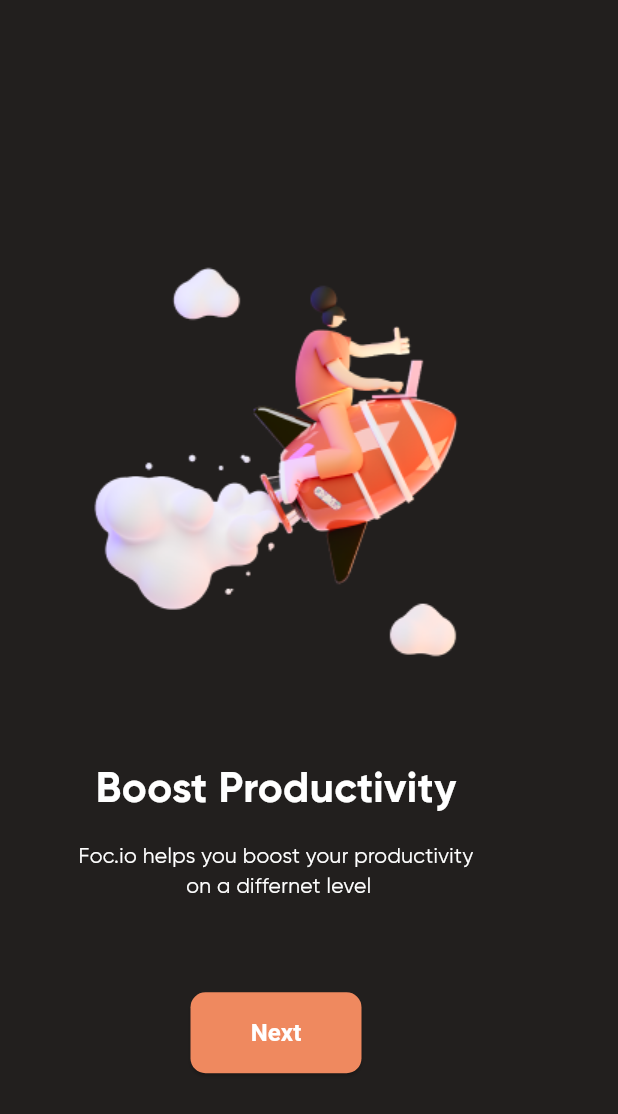
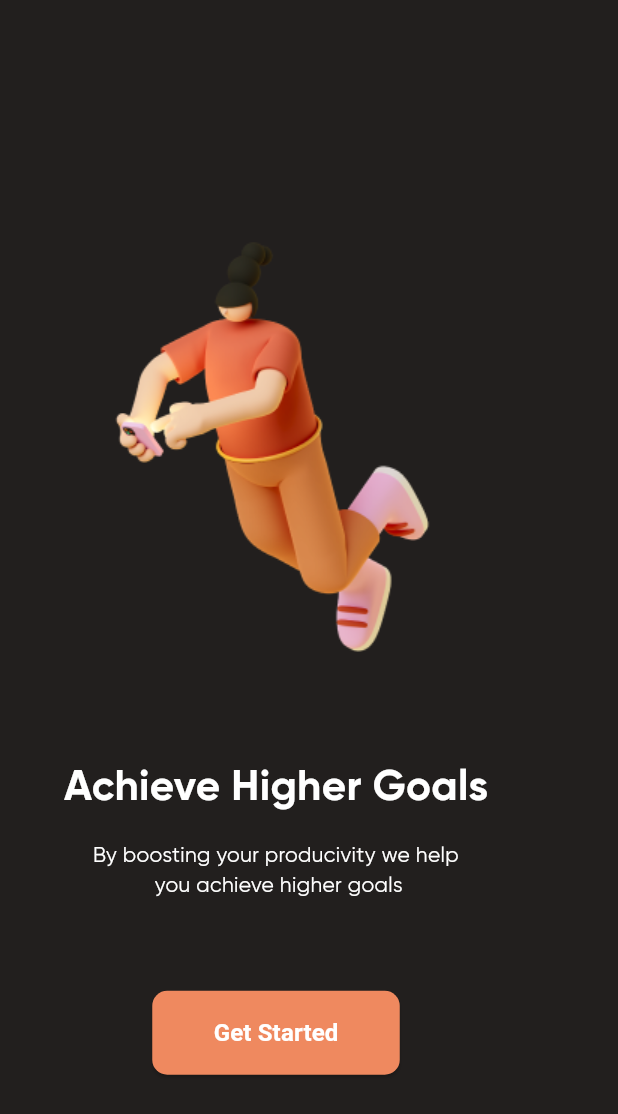
Before and after one commit to AlaaSharshera/onbording_screens, a Flutter app: the screen it shows after launch, on a phone screen of 412 x 824 dp. Shown: the top 1114 px of the screen. Run offline on Flutter 3.47's test engine with Material 3 defaults, Android fonts, the phone set to English and light mode, and no system bars.

Commit message:
Update Project

```diff
--- /dev/null
+++ b/onboarding_screens/lib/components/custom_boldtext.dart
@@ -0,0 +1,15 @@
+import 'package:flutter/material.dart';
+
+class CustomBoldText extends StatelessWidget {
+  CustomBoldText(this.text, {super.key});
+  String? text;
+
+  @override
+  Widget build(BuildContext context) {
+    return Text(
+      text!,
+      style: const TextStyle(
+          color: Colors.white, fontSize: 28, fontFamily: "Gilroy"),
+    );
+  }
+}
--- /dev/null
+++ b/onboarding_screens/lib/components/custom_button.dart
@@ -0,0 +1,33 @@
+import 'package:flutter/material.dart';
+
+class CustomButton extends StatelessWidget {
+  CustomButton(this.width, this.height, this.text, this.ontap, {super.key});
+  String? text;
+  double? height;
+  double? width;
+  VoidCallback? ontap;
+
+  @override
+  Widget build(BuildContext context) {
+    return SizedBox(
+      width: width!,
+      height: height!,
+      child: ElevatedButton(
+        onPressed: ontap!,
+        style: ButtonStyle(
+          backgroundColor: const MaterialStatePropertyAll(Color(0xffEF895F)),
+          shape: MaterialStatePropertyAll(
+            RoundedRectangleBorder(
+              borderRadius: BorderRadius.circular(10),
+            ),
+          ),
+        ),
+        child: Text(
+          text!,
+          style: const TextStyle(
+              fontWeight: FontWeight.bold, fontSize: 16, color: Colors.white),
+        ),
+      ),
+    );
+  }
+}
--- /dev/null
+++ b/onboarding_screens/lib/components/custom_regulartext.dart
@@ -0,0 +1,15 @@
+import 'package:flutter/material.dart';
+
+class CustomRegularText extends StatelessWidget {
+  CustomRegularText(this.text, {super.key});
+  String? text;
+  @override
+  Widget build(BuildContext context) {
+    return Text(
+      text!,
+      textAlign: TextAlign.center,
+      style: const TextStyle(
+          color: Colors.white, fontSize: 14, fontFamily: "Gilroy Regular"),
+    );
+  }
+}
--- a/onboarding_screens/lib/main.dart
+++ b/onboarding_screens/lib/main.dart
@@ -1,5 +1,7 @@
 import 'package:flutter/material.dart';
 import 'package:onboarding_screens/onboarding_screens/first_screen.dart';
+import 'package:onboarding_screens/onboarding_screens/second_screen.dart';
+import 'package:onboarding_screens/onboarding_screens/third_screen.dart';
 
 void main() {
   runApp(const OnBoarding());
@@ -12,7 +14,7 @@ class OnBoarding extends StatelessWidget {
   Widget build(BuildContext context) {
     return const MaterialApp(
       debugShowCheckedModeBanner: false,
-      home: FirstScreen(),
+      home: ThirdScreen(),
     );
   }
 }
--- a/onboarding_screens/lib/onboarding_screens/first_screen.dart
+++ b/onboarding_screens/lib/onboarding_screens/first_screen.dart
@@ -1,4 +1,7 @@
 import 'package:flutter/material.dart';
+import 'package:onboarding_screens/components/custom_boldtext.dart';
+import 'package:onboarding_screens/components/custom_button.dart';
+import 'package:onboarding_screens/components/custom_regulartext.dart';
 
 class FirstScreen extends StatelessWidget {
   const FirstScreen({super.key});
@@ -18,47 +21,16 @@ class FirstScreen extends StatelessWidget {
           const SizedBox(
             height: 30,
           ),
-          const Text(
-            "Boost Productivity",
-            style: TextStyle(
-                color: Colors.white, fontSize: 28, fontFamily: "Gilroy"),
-          ),
+          CustomBoldText("Boost Productivity"),
           const SizedBox(
             height: 15,
           ),
-          const Text(
-            "Foc.io helps you boost your productivity\n on a differnet level",
-            textAlign: TextAlign.center,
-            style: TextStyle(
-                color: Colors.white,
-                fontSize: 14,
-                fontFamily: "Gilroy Regular"),
-          ),
+          CustomRegularText(
+              "Foc.io helps you boost your productivity\n on a differnet level"),
           const SizedBox(
             height: 60,
           ),
-          SizedBox(
-            width: 114,
-            height: 54,
-            child: ElevatedButton(
-                onPressed: () {},
-                style: ButtonStyle(
-                  backgroundColor:
-                      const MaterialStatePropertyAll(Color(0xffEF895F)),
-                  shape: MaterialStatePropertyAll(
-                    RoundedRectangleBorder(
-                      borderRadius: BorderRadius.circular(10),
-                    ),
-                  ),
-                ),
-                child: const Text(
-                  "Next",
-                  style: TextStyle(
-                      fontWeight: FontWeight.bold,
-                      fontSize: 16,
-                      color: Colors.white),
-                )),
-          )
+          CustomButton(114, 54, "Next", () {}),
         ],
       ),
     );
--- a/onboarding_screens/lib/onboarding_screens/second_screen.dart
+++ b/onboarding_screens/lib/onboarding_screens/second_screen.dart
@@ -0,0 +1,38 @@
+import 'package:flutter/material.dart';
+import 'package:onboarding_screens/components/custom_boldtext.dart';
+import 'package:onboarding_screens/components/custom_button.dart';
+import 'package:onboarding_screens/components/custom_regulartext.dart';
+
+class SecondScreen extends StatelessWidget {
+  const SecondScreen({super.key});
+
+  @override
+  Widget build(BuildContext context) {
+    return Scaffold(
+      backgroundColor: const Color(0xff221F1E),
+      body: Column(
+        mainAxisAlignment: MainAxisAlignment.center,
+        children: [
+          const Image(
+            image: AssetImage(
+              'assets/images/screen2.png',
+            ),
+          ),
+          const SizedBox(
+            height: 30,
+          ),
+          CustomBoldText("Work Seamlessly"),
+          const SizedBox(
+            height: 15,
+          ),
+          CustomRegularText(
+              "Get your work done seamlessly\n without interruption"),
+          const SizedBox(
+            height: 60,
+          ),
+          CustomButton(114, 54, "Next", () {}),
+        ],
+      ),
+    );
+  }
+}
--- a/onboarding_screens/lib/onboarding_screens/third_screen.dart
+++ b/onboarding_screens/lib/onboarding_screens/third_screen.dart
@@ -0,0 +1,38 @@
+import 'package:flutter/material.dart';
+import 'package:onboarding_screens/components/custom_boldtext.dart';
+import 'package:onboarding_screens/components/custom_button.dart';
+import 'package:onboarding_screens/components/custom_regulartext.dart';
+
+class ThirdScreen extends StatelessWidget {
+  const ThirdScreen({super.key});
+
+  @override
+  Widget build(BuildContext context) {
+    return Scaffold(
+      backgroundColor: const Color(0xff221F1E),
+      body: Column(
+        mainAxisAlignment: MainAxisAlignment.center,
+        children: [
+          const Image(
+            image: AssetImage(
+              'assets/images/screen3.png',
+            ),
+          ),
+          const SizedBox(
+            height: 30,
+          ),
+          CustomBoldText("Achieve Higher Goals"),
+          const SizedBox(
+            height: 15,
+          ),
+          CustomRegularText(
+              "By boosting your producivity we help\n you achieve higher goals"),
+          const SizedBox(
+            height: 60,
+          ),
+          CustomButton(165, 56, "Get Started", () {}),
+        ],
+      ),
+    );
+  }
+}
```
